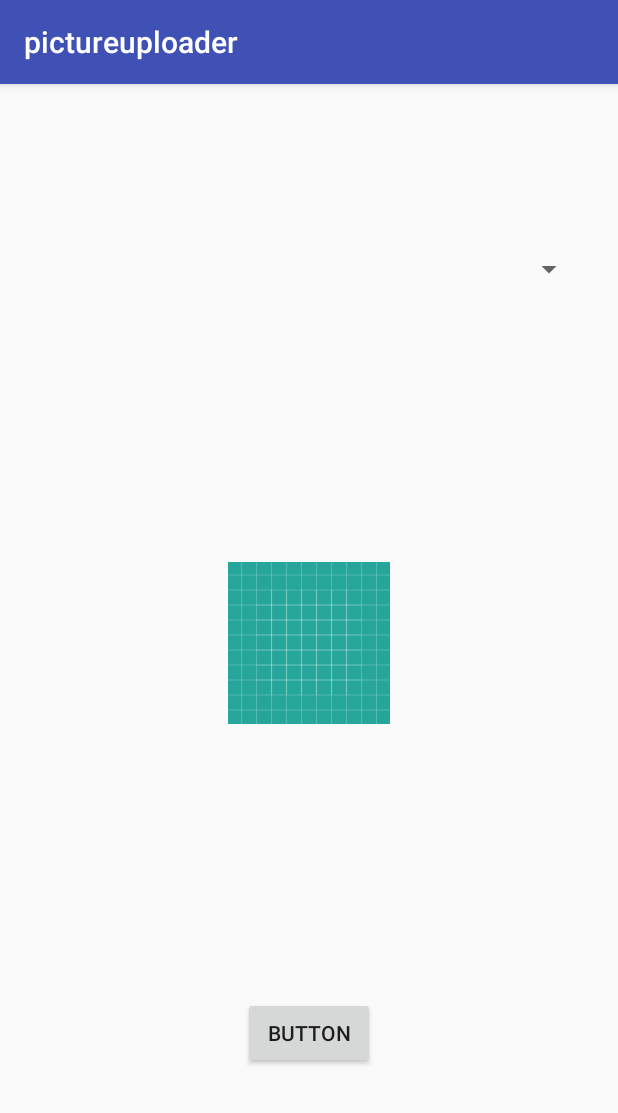
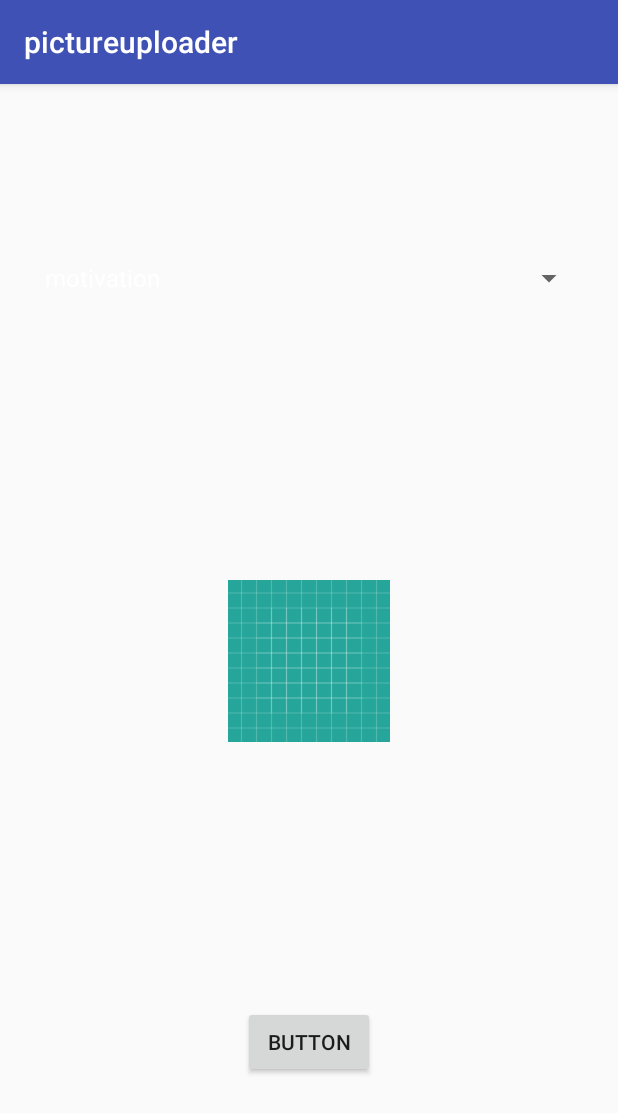
Before and after one commit to ashadnasim52/pictureuploader, an Android app: the screen it shows after launch (MainActivity), on a phone screen of 412 x 824 dp. Shown: the top 1113 px of the screen. Run offline under Robolectric (Android 15) with nearby library versions, the phone set to English and light mode, and no system bars; our stand-ins replace Firebase (no records; nobody signed in at launch, a user with empty details on screens opened directly).

```diff
--- a/app/src/main/java/byashad/qoutespicture/picture/quotes/pictureuploader/MainActivity.java
+++ b/app/src/main/java/byashad/qoutespicture/picture/quotes/pictureuploader/MainActivity.java
@@ -6,6 +6,7 @@ import android.support.annotation.NonNull;
 import android.support.v7.app.AppCompatActivity;
 import android.os.Bundle;
 import android.view.View;
+import android.widget.ArrayAdapter;
 import android.widget.Button;
 import android.widget.ImageView;
 import android.widget.Spinner;
@@ -20,6 +21,7 @@ import com.google.firebase.storage.StorageReference;
 import com.google.firebase.storage.UploadTask;
 
 import java.io.File;
+import java.util.ArrayList;
 import java.util.HashMap;
 
 public class MainActivity extends AppCompatActivity {
@@ -30,6 +32,8 @@ public class MainActivity extends AppCompatActivity {
     private static int Gallery = 4;
     HashMap<String ,String> hashMap=new HashMap<>();
     Spinner spinner;
+
+    Uri downloadurl;
 
     Button uplad;
     ImageView upladedimage;
@@ -42,6 +46,10 @@ public class MainActivity extends AppCompatActivity {
         uplad=findViewById(R.id.upload);
         upladedimage=findViewById(R.id.upladimagesee);
         spinner=findViewById(R.id.spinner);
+
+        String type[]={"motivation","love","attitude","funny","techfacts"};
+        ArrayAdapter<String> arrayAdapter=new ArrayAdapter<>(getApplicationContext(),android.R.layout.simple_spinner_dropdown_item,type);
+        spinner.setAdapter(arrayAdapter);
 
 
         uplad.setOnClickListener(new View.OnClickListener() {
@@ -71,6 +79,18 @@ public class MainActivity extends AppCompatActivity {
                 @Override
                 public void onSuccess(UploadTask.TaskSnapshot taskSnapshot) {
 
+
+                    Toast.makeText(getApplicationContext(), "Success", Toast.LENGTH_SHORT).show();
+                    downloadurl=taskSnapshot.getDownloadUrl();
+                    String downlaodurltostring=downloadurl.toString();
+                    hashMap.put("imageurl|",downlaodurltostring);
+                    hashMap.put("type",spinner.getSelectedItem().toString());
+                    urlofimage.push().setValue(hashMap);
+
+
+
+
+
                 }
             }).addOnFailureListener(new OnFailureListener() {
                 @Override
```
